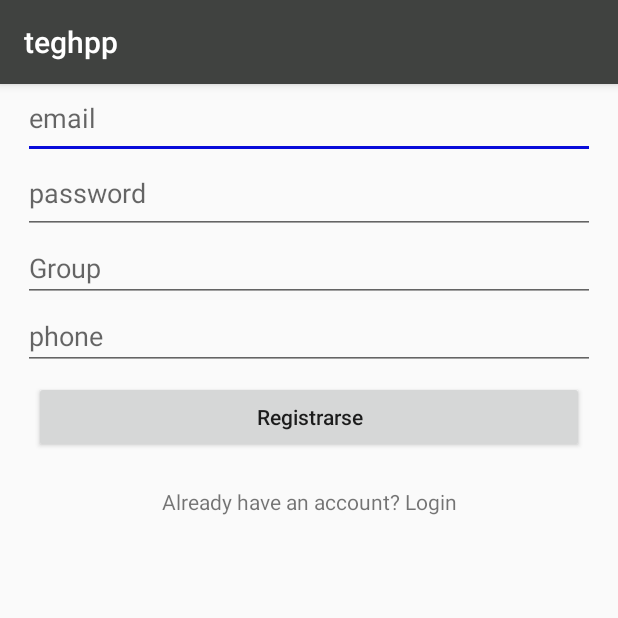
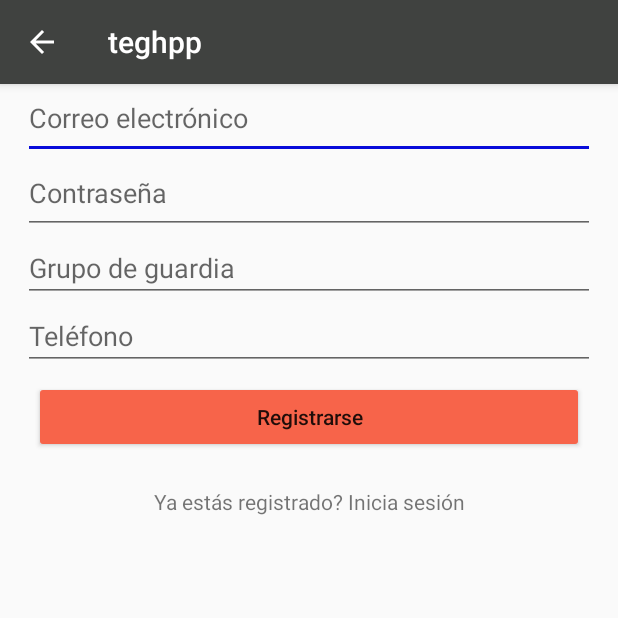
Before and after one commit to Joe545/teghpp, an Android app: the Registro screen opened directly, with no data from a screen before it, on a phone screen of 412 x 824 dp, the top half of it. Run offline under Robolectric (Android 15) with nearby library versions, the phone set to English and light mode, and no system bars; our stand-ins replace Firebase (no records; nobody signed in at launch, a user with empty details on screens opened directly).

Commit message:
arreglado el peo PARTE 10.000

```diff
--- a/app/src/main/java/com/teghpp/Registro.java
+++ b/app/src/main/java/com/teghpp/Registro.java
@@ -138,7 +138,7 @@
         switch (view.getId()) {
             case R.id.buttonSignUp:
                 registerUser();
-                startActivity(new Intent(this, MainActivity.class));
+
                 break;
 
             case R.id.textViewLogin:
--- a/app/src/main/java/com/teghpp/User.java
+++ b/app/src/main/java/com/teghpp/User.java
@@ -6,7 +6,7 @@
     public User() {
     }
 
-    public User(String group, String email, String phone) {
+    public User(String email, String group, String phone) {
         this.email = email;
         this.group = group;
         this.phone = phone;
--- a/app/src/main/res/layout/activity_patientdata.xml
+++ b/app/src/main/res/layout/activity_patientdata.xml
@@ -32,7 +32,7 @@
             android:layout_width="match_parent"
             android:layout_height="wrap_content"
             android:ems="10"
-            android:hint="Age"
+            android:hint="Edad"
             android:inputType="number"
             android:autofillHints="" />
 
--- a/app/src/main/res/layout/activity_registro.xml
+++ b/app/src/main/res/layout/activity_registro.xml
@@ -37,7 +37,7 @@
                 android:id="@+id/editTextEmail"
                 android:layout_width="match_parent"
                 android:layout_height="wrap_content"
-                android:hint="email"
+                android:hint="Correo electrónico"
                 android:inputType="textEmailAddress"
                 android:paddingBottom="15dp"
                 />
@@ -46,7 +46,7 @@
                 android:id="@+id/editTextPassword"
                 android:layout_width="match_parent"
                 android:layout_height="wrap_content"
-                android:hint="password"
+                android:hint="Contraseña"
                 android:inputType="textPassword"
                 android:paddingBottom="15dp"
                 />
@@ -56,7 +56,7 @@
                 android:layout_width="match_parent"
                 android:layout_height="wrap_content"
                 android:ems="10"
-                android:hint="Group"
+                android:hint="Grupo de guardia"
                 android:inputType="number" />
 
             <EditText
@@ -64,7 +64,7 @@
                 android:layout_width="match_parent"
                 android:layout_height="wrap_content"
                 android:digits="0123456789"
-                android:hint="phone"
+                android:hint="Teléfono"
                 android:inputType="number"
                 android:maxLength="10"
                 />
@@ -76,6 +76,7 @@
                 android:layout_gravity="center"
                 android:layout_margin="7dp"
                 android:text="Registrarse"
+                android:backgroundTint="@color/rojo"
                 android:textAllCaps="false"
                 />
 
@@ -84,7 +85,7 @@
                 android:layout_width="match_parent"
                 android:layout_height="wrap_content"
                 android:padding="15dp"
-                android:text="Already have an account? Login"
+                android:text="Ya estás registrado? Inicia sesión"
                 android:textAlignment="center"
                 />
 
--- a/app/src/main/res/values/strings.xml
+++ b/app/src/main/res/values/strings.xml
@@ -45,7 +45,7 @@
     <string name="grado_moderado">Grados de Choque: Moderado</string>
     <string name="recomendacion_compensado">Se recomienda seguir con metodos tradicionales</string>
     <string name="paciente_choque">A continuacion podra medir el Grado de choque del Paciente</string>
-    <string name="name">Name</string>
+    <string name="name">Nombre</string>
 
 
 </resources>
```
Also changed, not shown: app/src/main/AndroidManifest.xml (+17 -21 lines).
